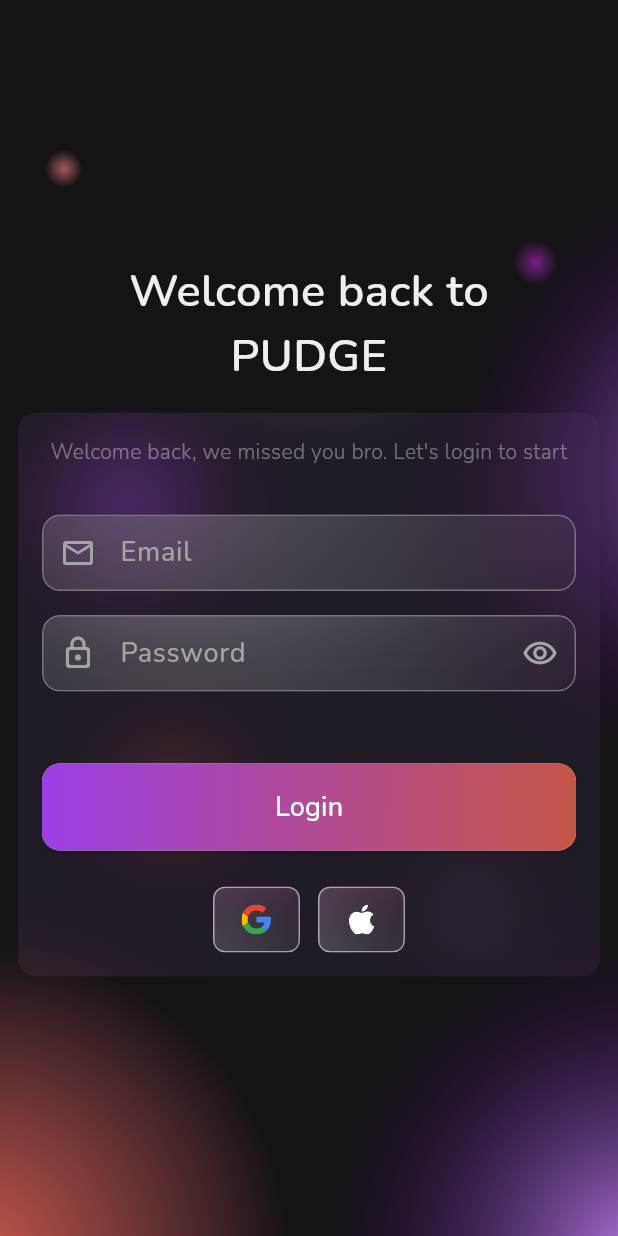
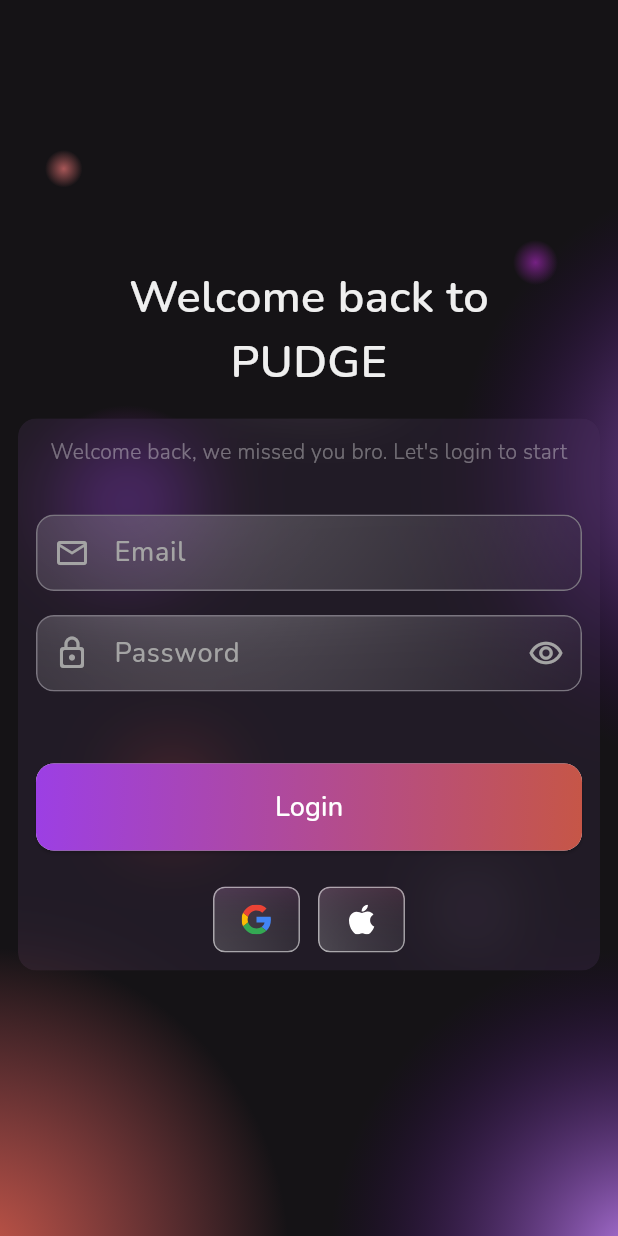
Before and after one commit to Jason1258t/pudge, a Flutter app: the LoginScreen screen opened directly, on a phone screen of 412 x 824 dp. Run offline on Flutter 3.47's test engine with Material 3 defaults, Android fonts, the phone set to English and light mode, and no system bars; our stand-ins replace cloud_firestore, firebase_auth, firebase_core, flutter_hooks, flutter_svg, freezed_annotation and 7 more; accounts and stored records are empty; generated files the repository leaves out were written again.

Commit message:
typography.dart

```diff
--- a/lib/core/theme/app_radii.dart
+++ b/lib/core/theme/app_radii.dart
@@ -2,7 +2,7 @@
 
 /// Core border radius values for UI components.
 /// Use consistently to maintain rounded corners throughout the app.
-class AppRadii {
+abstract class AppRadii {
   static const Radius zero = Radius.circular(0);
   static const Radius sm = Radius.circular(4);
   static const Radius md = Radius.circular(8);
--- a/lib/core/theme/app_spacing.dart
+++ b/lib/core/theme/app_spacing.dart
@@ -3,7 +3,7 @@
   static const double zero = 0;
   static const double xs = 4;
   static const double sm = 8;
-  static const double md = 16;
+  static const double md = 12;
   static const double lg = 24;
   static const double xl = 32;
   static const double xxl = 48;
--- a/lib/core/theme/colors.dart
+++ b/lib/core/theme/colors.dart
@@ -2,7 +2,8 @@
 
 abstract class AppColors {
   static const primary = Color(0xff8117be);
-  static const bcg = Color(0xff151316);
-  static const onBcg = Color(0xffEFEFEF);
-  static const hint = Color(0xffA4A4A4);
+  static const onPrimary = Color(0xffffffff);
+  static const background = Color(0xff151316);
+  static const onBackground = Color(0xffEFEFEF);
+  static const textHint = Color(0xffA4A4A4);
 }
--- a/lib/core/theme/theme.dart
+++ b/lib/core/theme/theme.dart
@@ -1,3 +1,5 @@
 export 'colors.dart';
 export 'gradients.dart';
 export 'filters.dart';
+export 'app_spacing.dart';
+export 'app_radii.dart';
--- a/lib/pages/auth/login/login_screen.dart
+++ b/lib/pages/auth/login/login_screen.dart
@@ -26,7 +26,7 @@
               'Welcome back to\nPUDGE',
               textAlign: TextAlign.center,
               style: TextStyle(
-                color: AppColors.onBcg,
+                color: AppColors.onBackground,
                 fontSize: 30,
                 fontWeight: FontWeight.w600,
               ),
@@ -42,7 +42,7 @@
                     'Welcome back, we missed you bro. Let\'s login to start',
                     style: TextStyle(
                       fontSize: 14,
-                      color: AppColors.onBcg.withAlpha(100),
+                      color: AppColors.onBackground.withAlpha(100),
                       fontWeight: FontWeight.w300,
                     ),
                   ),
@@ -52,7 +52,7 @@
                     keyboardType: TextInputType.emailAddress,
                     prefixIcon: Icon(
                       Icons.email_outlined,
-                      color: AppColors.hint,
+                      color: AppColors.textHint,
                     ),
                   ),
                   Gap(16),
--- a/lib/pages/auth/register/register_screen.dart
+++ b/lib/pages/auth/register/register_screen.dart
@@ -31,7 +31,7 @@
               'Welcome to\nPUDGE',
               textAlign: TextAlign.center,
               style: TextStyle(
-                color: AppColors.onBcg,
+                color: AppColors.onBackground,
                 fontSize: 30,
                 fontWeight: FontWeight.w600,
               ),
@@ -47,7 +47,7 @@
                     'We\'ve been waiting for you, by pressing register you accepts our privacy policy',
                     style: TextStyle(
                       fontSize: 14,
-                      color: AppColors.onBcg.withAlpha(100),
+                      color: AppColors.onBackground.withAlpha(100),
                       fontWeight: FontWeight.w300,
                     ),
                   ),
@@ -57,7 +57,7 @@
                     keyboardType: TextInputType.emailAddress,
                     prefixIcon: Icon(
                       Icons.email_outlined,
-                      color: AppColors.hint,
+                      color: AppColors.textHint,
                     ),
                   ),
                   Gap(16),
--- a/lib/pages/splash/splash_screen.dart
+++ b/lib/pages/splash/splash_screen.dart
@@ -9,7 +9,7 @@
   @override
   Widget build(BuildContext context) {
     return Scaffold(
-      backgroundColor: AppColors.bcg,
+      backgroundColor: AppColors.background,
       body: Center(
         child: Column(
           mainAxisSize: MainAxisSize.min,
--- a/lib/shared/ui/background/custom_background.dart
+++ b/lib/shared/ui/background/custom_background.dart
@@ -14,7 +14,7 @@
   @override
   Widget build(BuildContext context) {
     return Container(
-      color: AppColors.bcg,
+      color: AppColors.background,
       child: Stack(children: [...buildBcdItems(context), widget.child]),
     );
   }
--- a/lib/shared/ui/buttons/elevated_button.dart
+++ b/lib/shared/ui/buttons/elevated_button.dart
@@ -17,13 +17,13 @@
       onPressed: callback,
       style: ElevatedButton.styleFrom(
         padding: EdgeInsets.zero,
-        shape: RoundedRectangleBorder(borderRadius: BorderRadius.circular(12)),
+        shape: RoundedRectangleBorder(borderRadius: AppRadii.allLg),
       ),
       child: Container(
-        padding: EdgeInsets.all(12),
+        padding: EdgeInsets.all(AppSpacing.md),
         height: 58,
         decoration: BoxDecoration(
-          borderRadius: BorderRadius.circular(12),
+          borderRadius: AppRadii.allLg,
           gradient: AppGradients.inst,
         ),
         child: Row(
--- a/lib/shared/ui/buttons/social_button.dart
+++ b/lib/shared/ui/buttons/social_button.dart
@@ -13,7 +13,7 @@
     return InkWell(
       onTap: callback,
       child: ClipRRect(
-        borderRadius: BorderRadius.circular(8),
+        borderRadius: AppRadii.allMd,
         child: BackdropFilter(
           filter: AppFilters.backdropFilter,
           child: Container(
--- a/lib/shared/ui/containers/glass_container.dart
+++ b/lib/shared/ui/containers/glass_container.dart
@@ -10,9 +10,10 @@
     this.height,
     this.child,
   }) {
-    padding = contentPadding ?? EdgeInsets.all(16);
+    padding = contentPadding ?? EdgeInsets.all(AppSpacing.md);
   }
 
+  /// should use app_radii instead
   final double borderRadius;
   late final EdgeInsets? padding;
   final double? width;
--- a/lib/shared/ui/inputs/outline_text_field.dart
+++ b/lib/shared/ui/inputs/outline_text_field.dart
@@ -8,7 +8,8 @@
     this.hintText,
     this.keyboardType,
     this.prefixIcon,
-    this.obscureText = false, this.suffixIcon,
+    this.obscureText = false,
+    this.suffixIcon,
   });
 
   final TextEditingController? controller;
@@ -21,28 +22,28 @@
   @override
   Widget build(BuildContext context) {
     return ClipRRect(
-      borderRadius: BorderRadius.circular(12),
+      borderRadius: AppRadii.allLg,
       child: BackdropFilter(
         filter: AppFilters.backdropFilter,
         child: Container(
           decoration: BoxDecoration(gradient: _leftTopGradient),
           child: TextField(
             controller: controller,
-            style: TextStyle(color: AppColors.onBcg, fontSize: 18),
-            cursorColor: AppColors.onBcg,
+            style: TextStyle(color: AppColors.onBackground, fontSize: 18),
+            cursorColor: AppColors.onBackground,
             keyboardType: keyboardType,
             obscureText: obscureText,
             decoration: InputDecoration(
-              contentPadding: EdgeInsets.all(12),
+              contentPadding: EdgeInsets.all(AppSpacing.md),
               prefixIcon: prefixIcon,
               suffixIcon: suffixIcon,
               hintText: hintText,
               hintStyle: TextStyle(
-                color: AppColors.hint,
+                color: AppColors.textHint,
                 fontWeight: FontWeight.w500,
               ),
               border: OutlineInputBorder(
-                borderRadius: BorderRadius.circular(12),
+                borderRadius: AppRadii.allLg,
                 borderSide: BorderSide(color: Colors.white, width: 1),
               ),
               focusedBorder: OutlineInputBorder(
--- a/lib/shared/ui/inputs/password_field.dart
+++ b/lib/shared/ui/inputs/password_field.dart
@@ -18,12 +18,12 @@
       hintText: hint,
       controller: controller,
       keyboardType: TextInputType.visiblePassword,
-      prefixIcon: Icon(Icons.lock_outline_rounded, color: AppColors.hint),
+      prefixIcon: Icon(Icons.lock_outline_rounded, color: AppColors.textHint),
       obscureText: passwordObscure.value,
       suffixIcon: IconButton(
         onPressed: () => passwordObscure.value = !passwordObscure.value,
         icon: Icon(Icons.remove_red_eye_outlined),
-        color: AppColors.hint,
+        color: AppColors.textHint,
       ),
     );
   }
--- a/lib/shared/ui/logo/logo.dart
+++ b/lib/shared/ui/logo/logo.dart
@@ -1,4 +1,5 @@
 import 'package:flutter/material.dart';
+import 'package:pudge/core/theme/app_radii.dart';
 import 'package:pudge/core/utils/assets.dart';
 
 class AppLogo extends StatelessWidget {
@@ -12,7 +13,7 @@
       width: size,
       height: size,
       decoration: BoxDecoration(
-        borderRadius: BorderRadius.circular(8),
+        borderRadius: AppRadii.allMd,
         image: DecorationImage(image: AssetImage(Assets.image('pudge.jpg'))),
         boxShadow: [
           BoxShadow(
```
Also changed, not shown: lib/core/theme/typography.dart (added, +55 -0 lines).
